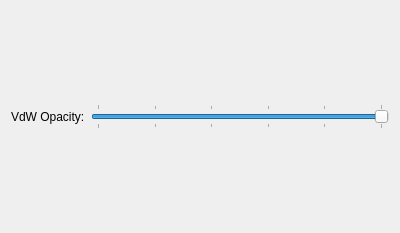
Before: the Qt Designer form libavogadro/src/engines/ribbonsettingswidget.ui in cryos/avogadro, drawn with Qt 5.
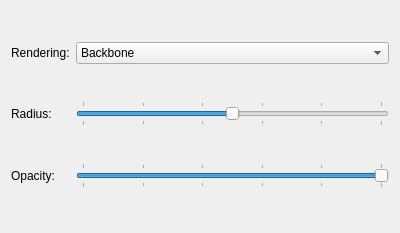
After: the same form once the commit is applied.

Commit message: Added ability to set the ribbon radius, also tried to add transparency but that is not working for me here. Added some extra calculations to the drawSpline function so the tube should not be flattened and has a defined radius.

```diff
--- a/libavogadro/src/engines/ribbonsettingswidget.ui
+++ b/libavogadro/src/engines/ribbonsettingswidget.ui
@@ -11,13 +11,70 @@
   </property>
   <layout class="QGridLayout" >
    <item row="0" column="0" >
-    <widget class="QLabel" name="bondRadiusLabel_2" >
+    <widget class="QLabel" name="label" >
      <property name="text" >
-      <string>VdW Opacity:</string>
+      <string>Rendering:</string>
      </property>
     </widget>
    </item>
    <item row="0" column="1" >
+    <widget class="QComboBox" name="comboBox" >
+     <item>
+      <property name="text" >
+       <string>Backbone</string>
+      </property>
+     </item>
+    </widget>
+   </item>
+   <item row="1" column="0" >
+    <widget class="QLabel" name="bondRadiusLabel_2" >
+     <property name="text" >
+      <string>Radius:</string>
+     </property>
+    </widget>
+   </item>
+   <item row="1" column="1" >
+    <widget class="QSlider" name="radiusSlider" >
+     <property name="minimum" >
+      <number>0</number>
+     </property>
+     <property name="maximum" >
+      <number>20</number>
+     </property>
+     <property name="singleStep" >
+      <number>1</number>
+     </property>
+     <property name="pageStep" >
+      <number>2</number>
+     </property>
+     <property name="value" >
+      <number>10</number>
+     </property>
+     <property name="sliderPosition" >
+      <number>10</number>
+     </property>
+     <property name="orientation" >
+      <enum>Qt::Horizontal</enum>
+     </property>
+     <property name="invertedAppearance" >
+      <bool>false</bool>
+     </property>
+     <property name="tickPosition" >
+      <enum>QSlider::TicksBothSides</enum>
+     </property>
+     <property name="tickInterval" >
+      <number>4</number>
+     </property>
+    </widget>
+   </item>
+   <item row="2" column="0" >
+    <widget class="QLabel" name="bondRadiusLabel_3" >
+     <property name="text" >
+      <string>Opacity:</string>
+     </property>
+    </widget>
+   </item>
+   <item row="2" column="1" >
     <widget class="QSlider" name="opacitySlider" >
      <property name="minimum" >
       <number>0</number>
```
The commit also changes 4 other files.
